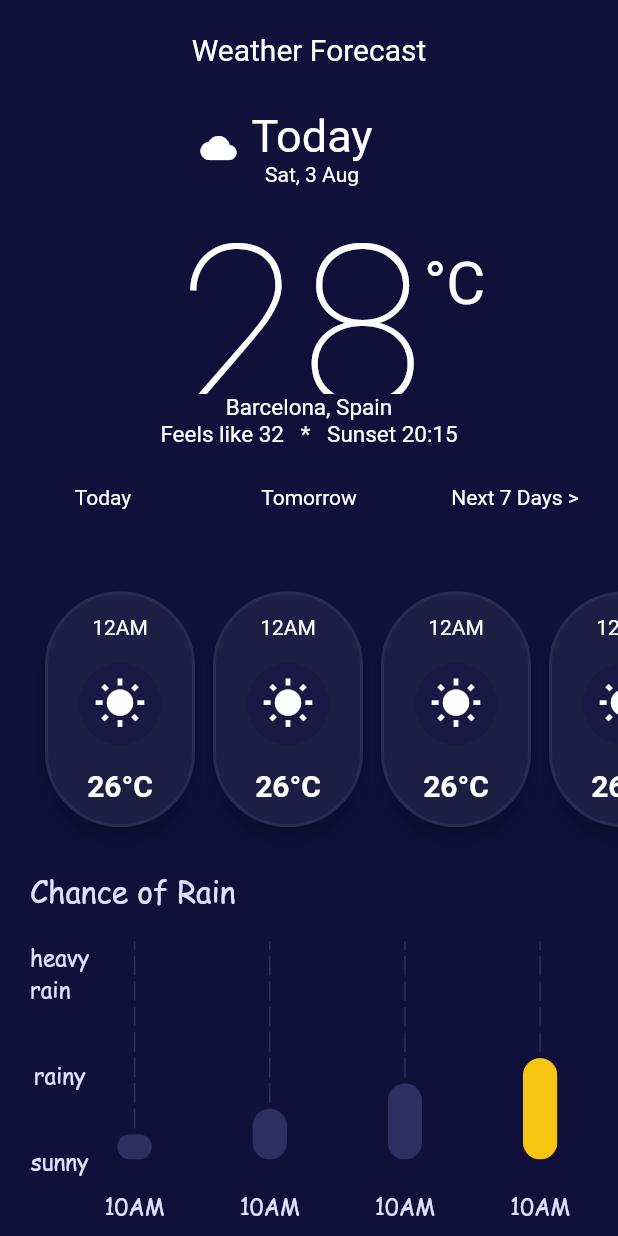
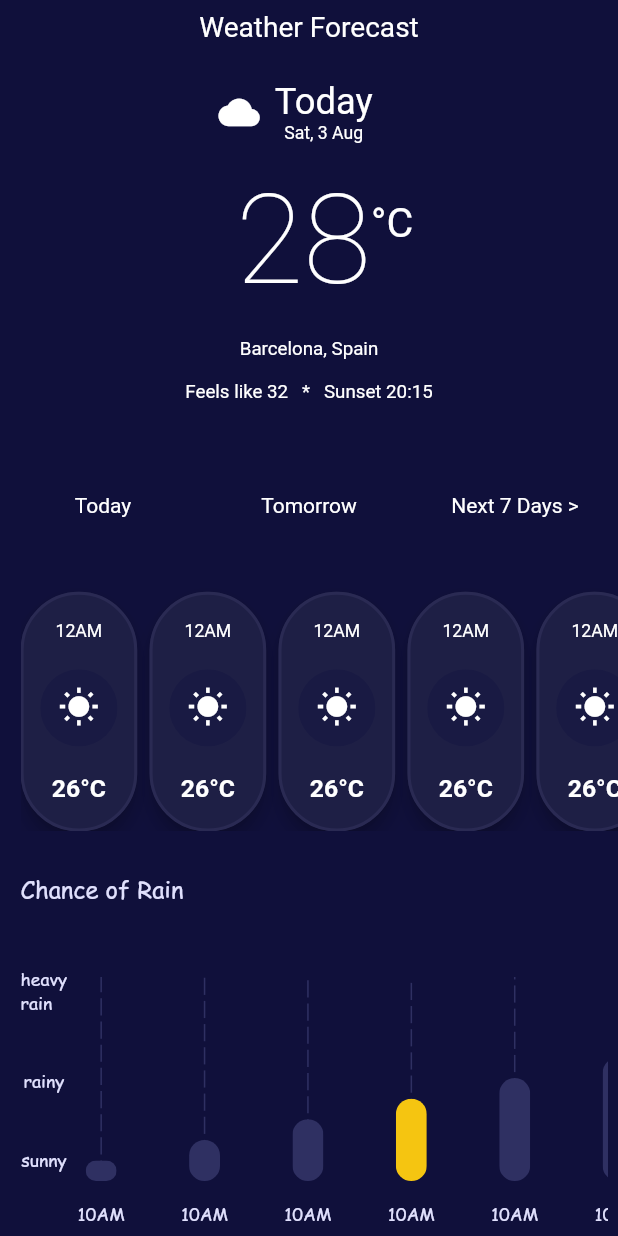
Before and after one commit to Jojoschmidt/beautiful_weather, a Flutter app: the screen it shows after launch, on a phone screen of 412 x 824 dp. Run offline on Flutter 3.47's test engine with Material 2 defaults, Android fonts, the phone set to English and light mode, and no system bars.

Commit message:
optimized for different screen sizes

```diff
--- a/lib/dashed_line_painter.dart
+++ b/lib/dashed_line_painter.dart
@@ -3,14 +3,18 @@ import 'package:flutter/material.dart';
 import 'constraints.dart';
 
 class LineDashedPainter extends CustomPainter {
+  double height;
+
+  LineDashedPainter({this.height});
+
   @override
   void paint(Canvas canvas, Size size) {
     var paint = Paint()
       ..strokeWidth = 1
       ..color = kHourRainColumnColor;
 
-    var max = 163;
-    var dashWidth = 13;
+    var max = height;
+    var dashWidth = height/18;
     var dashSpace = 4;
     double startY = 0;
     while (max >= 0) {
--- a/lib/hour_rain_card.dart
+++ b/lib/hour_rain_card.dart
@@ -3,6 +3,7 @@ import 'package:flutter/material.dart';
 import 'constraints.dart';
 import 'dashed_line_painter.dart';
 
+// ignore: must_be_immutable
 class HourRainCard extends StatefulWidget {
   double percentage;
   bool isSelected;
@@ -17,6 +18,7 @@ class _HourRainCardState extends State<HourRainCard> {
 
   @override
   Widget build(BuildContext context) {
+    var media  = MediaQuery.of(context).size;
     return Column(
       mainAxisAlignment: MainAxisAlignment.end,
       children: <Widget>[
@@ -25,9 +27,9 @@ class _HourRainCardState extends State<HourRainCard> {
           children: <Widget>[
             Row(
               children: <Widget>[
-                SizedBox(width: 11.5),
+                SizedBox(width: media.width/40),
                 CustomPaint(
-                  painter: LineDashedPainter(),
+                  painter: LineDashedPainter(height: media.width/2),
                 ),
               ],
             ),
@@ -37,7 +39,7 @@ class _HourRainCardState extends State<HourRainCard> {
                 ClipRRect(
                   borderRadius: BorderRadius.circular(30),
                   child: Container(
-                    constraints: BoxConstraints.tightFor(width: 23,height: 169*widget.percentage),
+                    constraints: BoxConstraints.tightFor(width: media.width/20,height: (media.width/3)*widget.percentage),
                     color: widget.isSelected ? kHourRainColumnSelectedColor : kHourRainColumnColor,
                   ),
                 ),
@@ -46,10 +48,10 @@ class _HourRainCardState extends State<HourRainCard> {
 
           ],
         ),
-        SizedBox(height: 20,),
+        SizedBox(height: media.width/30,),
         Text(
           '10AM',
-          style: kHourRainTextStyle,
+          style: kHourRainTextStyle.copyWith(fontSize: media.width/35),
         ),
       ],
 
--- a/lib/hour_rain_list_view.dart
+++ b/lib/hour_rain_list_view.dart
@@ -1,7 +1,6 @@
 import 'package:flutter/material.dart';
 
 import 'hour_rain_card.dart';
-import 'hour_weather_card.dart';
 
 class HourRainListView extends StatefulWidget {
 
@@ -10,6 +9,7 @@ class HourRainListView extends StatefulWidget {
 }
 
 class _HourRainListViewState extends State<HourRainListView> {
+
   int selectedIndex = 3;
   onSelected(int index) {
     setState(() {
@@ -23,14 +23,30 @@ class _HourRainListViewState extends State<HourRainListView> {
   }
   @override
   Widget build(BuildContext context) {
-    return ListView.separated(
-      padding: EdgeInsets.all(10),
-      itemBuilder: (BuildContext context,int index){
-        return HourRainCard(isSelected: selectedIndex == index,percentage:((index+1)*10/100));
-      },
-      itemCount: 6,
-      separatorBuilder: (BuildContext context, int index) => SizedBox(width: 50,),
-      scrollDirection: Axis.horizontal,
+    var media  = MediaQuery.of(context).size;
+    return Column(
+      children: <Widget>[
+        SizedBox(height: media.width/60,),
+        Expanded(
+          child: Row(
+            children: <Widget>[
+              SizedBox(width: media.width/60,),
+              Expanded(
+                child: ListView.separated(
+                  itemBuilder: (BuildContext context,int index){
+                    return HourRainCard(isSelected: selectedIndex == index,percentage:((index+1)*10/100));
+                  },
+                  itemCount: 6,
+                  separatorBuilder: (BuildContext context, int index) => SizedBox(width: media.width/11,),
+                  scrollDirection: Axis.horizontal,
+                ),
+              ),
+              SizedBox(width: media.width/60,),
+            ],
+          ),
+        ),
+        SizedBox(height: media.width/60,),
+      ],
     );
   }
 }
--- a/lib/hour_weather_button.dart
+++ b/lib/hour_weather_button.dart
@@ -3,6 +3,7 @@ import 'package:flutter/material.dart';
 
 import 'constraints.dart';
 
+// ignore: must_be_immutable
 class HourWeatherButton extends StatefulWidget {
   bool isSelected;
   Function action;
@@ -12,8 +13,10 @@ class HourWeatherButton extends StatefulWidget {
 }
 
 class _HourWeatherButtonState extends State<HourWeatherButton> {
+
   @override
   Widget build(BuildContext context) {
+    var media  = MediaQuery.of(context).size;
     return RawMaterialButton(
       elevation: 5,
       onPressed: (){
@@ -26,33 +29,30 @@ class _HourWeatherButtonState extends State<HourWeatherButton> {
           borderRadius: BorderRadius.circular(50)
       ),
       fillColor: widget.isSelected ? Colors.white: kHourWeatherCardBackgroundColor,
-      constraints: BoxConstraints.tightFor(
-        height: 190,
-        width: 100,
-      ),
+
       child: Column(
         mainAxisAlignment: MainAxisAlignment.spaceEvenly,
         children: <Widget>[
           Text(
             '12AM',
-            style: widget.isSelected ? kHourWeatherHourTextStyle: kHourWeatherHourTextStyle.copyWith(color: Colors.white),
+            style: widget.isSelected ? kHourWeatherHourTextStyle: kHourWeatherHourTextStyle.copyWith(color: Colors.white,fontSize: media.width/35),
           ),
           ClipRRect(
             child: Container(
-              constraints: BoxConstraints.tightFor(width: 55,height: 55),
+              constraints: BoxConstraints.tightFor(width: media.width/8,height: media.width/8),
               color: widget.isSelected ? kHourWeatherSelectedIconBackgroundColor: kHourWeatherIconBackgroundColor,
               child: Icon(
                 Icons.wb_sunny,
                 color: widget.isSelected ? kHourWeatherSelectedIconColor : Colors.white,
-                size: 35,
+                size: media.width/15,
               ),
             ),
             borderRadius: BorderRadius.circular(90),
           ),
           Text('26°C',
             style: widget.isSelected ?
-            kHourWeatherTempTextStyle:
-            kHourWeatherTempTextStyle.copyWith(color: Colors.white),
+            kHourWeatherTempTextStyle.copyWith(fontSize: media.width/25):
+            kHourWeatherTempTextStyle.copyWith(color: Colors.white,fontSize: media.width/25),
           )
         ],
       ),
--- a/lib/hour_weather_card.dart
+++ b/lib/hour_weather_card.dart
@@ -15,16 +15,15 @@ class _HourWeatherCardState extends State<HourWeatherCard> with SingleTickerProv
 
   @override
   Widget build(BuildContext context) {
-
+    var media  = MediaQuery.of(context).size;
     double padValueTop = widget.isSelected? 0:20;
     double padValueBottom = widget.isSelected? 20:0;
     return AnimatedContainer(
       curve: Curves.decelerate,
       duration: Duration(milliseconds: 200),
       padding: EdgeInsets.only(bottom: padValueBottom,top: padValueTop),
-      width: 100,
-      height: 230,
       child: HourWeatherButton(widget.isSelected,widget.action),
+      constraints: BoxConstraints.tightFor(width: media.width/5.3,height: media.width/6),
     );
   }
 }
--- a/lib/hour_weather_list_view.dart
+++ b/lib/hour_weather_list_view.dart
@@ -8,6 +8,7 @@ class HourWeatherListView extends StatefulWidget {
 }
 
 class _HourWeatherListViewState extends State<HourWeatherListView> {
+
   int selectedIndex = -1;
   onSelected(int index) {
     setState(() {
@@ -21,13 +22,14 @@ class _HourWeatherListViewState extends State<HourWeatherListView> {
   }
   @override
   Widget build(BuildContext context) {
+    var media  = MediaQuery.of(context).size;
+
     return ListView.separated(
-      padding: EdgeInsets.all(10),
       itemBuilder: (BuildContext context,int index){
         return HourWeatherCard(selectedIndex == index,()=>onSelected(index));
       },
       itemCount: 6,
-      separatorBuilder: (BuildContext context, int index) => SizedBox(width: 12,),
+      separatorBuilder: (BuildContext context, int index) => SizedBox(width: media.width/50,),
       scrollDirection: Axis.horizontal,
     );
   }
--- a/lib/weather_screen.dart
+++ b/lib/weather_screen.dart
@@ -17,8 +17,13 @@ class WeatherScreen extends StatelessWidget {
   }
   @override
   Widget build(BuildContext context) {
+    var media  = MediaQuery.of(context).size;
     return Scaffold(
       body: SafeArea(
+        child: Column(
+          children: <Widget>[
+            Expanded(
+              flex: 10,
               child: Column(
                 children: <Widget>[
                   Expanded(
@@ -30,13 +35,14 @@ class WeatherScreen extends StatelessWidget {
                           'Weather Forecast',
                           style: TextStyle(
                               color: Colors.white,
-                        fontSize: 20
+                              fontSize: media.width/22
                           ),
                         )
                       ],
                     ),
                   ),
                   Expanded(
+                    flex: 2,
                     child: Row(
                       mainAxisAlignment: MainAxisAlignment.center,
                       crossAxisAlignment: CrossAxisAlignment.center,
@@ -44,6 +50,7 @@ class WeatherScreen extends StatelessWidget {
                         Icon(
                           Icons.cloud,
                           color: Colors.white,
+                          size: media.width/15,
                         ),
                         SizedBox(
                           width: 10,
@@ -53,29 +60,29 @@ class WeatherScreen extends StatelessWidget {
                           children: <Widget>[
                             Text(
                               'Today',
-                        style: kBasicText.copyWith(fontSize: 30),
+                              style: kBasicText.copyWith(fontSize: media.width/17),
                             ),
                             Text(
                               'Sat, 3 Aug',
-                        style: kBasicText,
+                              style: kBasicText.copyWith(fontSize: media.width/35),
                             )
                           ],
                         ),
-                  SizedBox(width: 30,)
+                        SizedBox(width: media.width/23,)
                       ],
                     ),
                   ),
                   Expanded(
-              flex: 2,
+                    flex: 3,
                     child: Row(
                       mainAxisAlignment: MainAxisAlignment.center,
                       crossAxisAlignment: CrossAxisAlignment.start,
                       children: <Widget>[
-                  SizedBox(width: 30,),
+                        SizedBox(width: media.width/20,),
                         Text(
                             '28',
                             style: TextStyle(
-                          fontSize: 150,
+                                fontSize: media.width/5,
                                 fontWeight: FontWeight.w200,
                                 color: Colors.white
                             )
@@ -83,11 +90,11 @@ class WeatherScreen extends StatelessWidget {
                         Column(
                           children: <Widget>[
                             SizedBox(
-                        height: 34,
+                              height: media.width/20,
                             ),
                             Text(
                               '°C',
-                        style: kBasicText.copyWith(fontSize: 40),
+                              style: kBasicText.copyWith(fontSize: media.width/15),
 
                             ),
                           ],
@@ -95,20 +102,30 @@ class WeatherScreen extends StatelessWidget {
                       ],
                     ),
                   ),
+                  Flexible(
+                    flex: 2,
+                    child: Column(
+                      children: <Widget>[
                         Row(
                           mainAxisAlignment: MainAxisAlignment.center,
                           children: <Widget>[
-                Text('Barcelona, Spain',style: kBasicText.copyWith(fontSize: 15),),
+                            Text('Barcelona, Spain',style: kBasicText.copyWith(fontSize: media.width/33),),
                           ],
                         ),
-
+                        SizedBox(height: media.width/30,),
                         Row(
                           mainAxisAlignment: MainAxisAlignment.center,
                           children: <Widget>[
-                Text('Feels like 32   *   Sunset 20:15',style: kBasicText.copyWith(fontSize: 15),),
+                            Text('Feels like 32   *   Sunset 20:15',style: kBasicText.copyWith(fontSize:  media.width/33),),
                           ],
                         ),
+                      ],
+                    ),
+                  ),
+
+
                   Expanded(
+                    flex: 2,
                     child: Row(
                       mainAxisAlignment: MainAxisAlignment.spaceAround,
                       children: <Widget>[
@@ -118,64 +135,81 @@ class WeatherScreen extends StatelessWidget {
                       ],
                     ),
                   ),
-            Expanded(
-
-              flex: 3,
-              child: Container(
-                margin: EdgeInsets.only(left: 20),
-                child: HourWeatherListView(),
+                ],
               ),
             ),
+
             Expanded(
+              flex: 12,
+              child: Column(
+                children: <Widget>[
+                  Flexible(
+                    flex: 6,
                     child: Row(
+                      children: <Widget>[
+                        SizedBox(width: media.width/30),
+                        Flexible(child: HourWeatherListView()),
+                      ],
+                    ),
+                  ),
+                  Flexible(
+                    flex: 3,
+                    child: Column(
+                      children: <Widget>[
+                        SizedBox(height: media.width/15,),
+                        Row(
                           mainAxisAlignment: MainAxisAlignment.start,
                           children: <Widget>[
-                  SizedBox(
-                    width: 20,
-                    height: 50,
-                  ),
+                            SizedBox(width: media.width/30,),
                             Text(
                               'Chance of Rain',
-                    style: kHourRainTextStyle.copyWith(fontSize: 20),
+                              style: kHourRainTextStyle.copyWith(fontSize: media.width/26),
+                            ),
+                            SizedBox(height: media.width/30,),
+                          ],
                         ),
                       ],
                     ),
                   ),
-            //TODO optimize to different screen sizes
+
                   //TODO connect listViews
-            //TODO polish UI
+                  //TODO polish UIh
                   //TODO create second screen
                   //TODO create different themes based on weather
                   //TODO create actual api integration
                   Expanded(
-              flex: 3,
+                    flex: 6,
                     child: Row(
+                      mainAxisAlignment: MainAxisAlignment.start,
                       children: <Widget>[
-                  Padding(
-                    padding: const EdgeInsets.only(left: 20,bottom: 40),
-                    child: Column(
+                        SizedBox(width: media.width/30,),
+                        Column(
                           mainAxisAlignment: MainAxisAlignment.spaceBetween,
                           children: <Widget>[
                             Text(
                               'heavy\nrain',
-                          style: kHourRainTextStyle,
+                              style: kHourRainTextStyle.copyWith(fontSize: media.width/35),
                               textAlign: TextAlign.left,
                             ),
                             Text(
                               'rainy',
-                          style: kHourRainTextStyle,
+                              style: kHourRainTextStyle.copyWith(fontSize: media.width/35),
                               textAlign: TextAlign.left,
                             ),
                             Text(
                               'sunny',
-                          style: kHourRainTextStyle,
+                              style: kHourRainTextStyle.copyWith(fontSize: media.width/35),
                               textAlign: TextAlign.left,
                             ),
-
+                            SizedBox(height: media.width/60,)
+                          ],
+                        ),
+                        Flexible(
+                            child: HourRainListView()
+                        ),
                       ],
                     ),
                   ),
-                  Expanded(child: HourRainListView()),
                 ],
               ),
             ),
```
Also changed, not shown: lib/main.dart (line endings or trailing spaces). Lines whose indentation alone changed are shown as unchanged.
